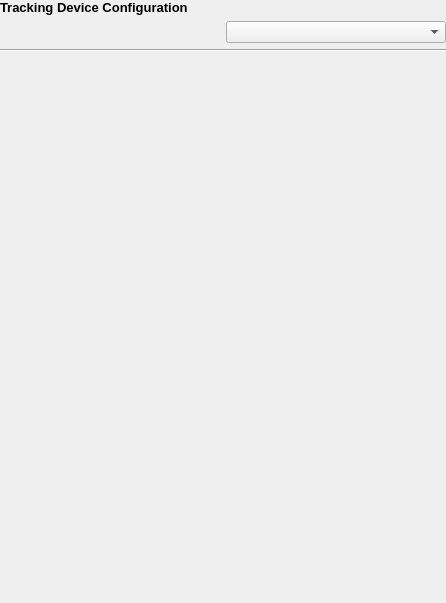
MITK/MITK, file Modules/IGTUI/Qmitk/QmitkTrackingDeviceConfigurationWidgetControls.ui: the form before one commit.
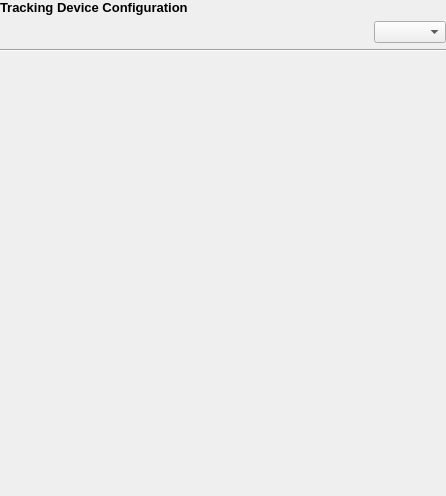
The form after the commit.

The edit to the form file:
```diff
--- a/Modules/IGTUI/Qmitk/QmitkTrackingDeviceConfigurationWidgetControls.ui
+++ b/Modules/IGTUI/Qmitk/QmitkTrackingDeviceConfigurationWidgetControls.ui
@@ -7,7 +7,7 @@
     <x>0</x>
     <y>0</y>
     <width>446</width>
-    <height>603</height>
+    <height>496</height>
    </rect>
   </property>
   <property name="sizePolicy">
@@ -22,12 +22,18 @@
   <layout class="QGridLayout" name="gridLayout">
    <item row="0" column="0">
     <widget class="QLabel" name="widget_title_label">
+     <property name="font">
+      <font>
+       <pointsize>10</pointsize>
+       <weight>75</weight>
+       <bold>true</bold>
+      </font>
+     </property>
      <property name="text">
-      <string>&lt;!DOCTYPE HTML PUBLIC &quot;-//W3C//DTD HTML 4.0//EN&quot; &quot;http://www.w3.org/TR/REC-html40/strict.dtd&quot;&gt;
-&lt;html&gt;&lt;head&gt;&lt;meta name=&quot;qrichtext&quot; content=&quot;1&quot; /&gt;&lt;style type=&quot;text/css&quot;&gt;
-p, li { white-space: pre-wrap; }
-&lt;/style&gt;&lt;/head&gt;&lt;body style=&quot; font-family:'MS Shell Dlg 2'; font-size:7.8pt; font-weight:400; font-style:normal;&quot;&gt;
-&lt;p style=&quot; margin-top:0px; margin-bottom:0px; margin-left:0px; margin-right:0px; -qt-block-indent:0; text-indent:0px;&quot;&gt;&lt;span style=&quot; font-size:10pt; font-weight:600;&quot;&gt;Tracking Device Configuration&lt;/span&gt;&lt;/p&gt;&lt;/body&gt;&lt;/html&gt;</string>
+      <string>Tracking Device Configuration</string>
+     </property>
+     <property name="alignment">
+      <set>Qt::AlignLeading|Qt::AlignLeft|Qt::AlignTop</set>
      </property>
     </widget>
    </item>
@@ -39,6 +45,12 @@
        <verstretch>0</verstretch>
       </sizepolicy>
      </property>
+     <property name="minimumSize">
+      <size>
+       <width>0</width>
+       <height>0</height>
+      </size>
+     </property>
     </widget>
    </item>
    <item row="2" column="0" colspan="2">
@@ -53,11 +65,30 @@
      <property name="enabled">
       <bool>true</bool>
      </property>
+     <property name="sizePolicy">
+      <sizepolicy hsizetype="Preferred" vsizetype="Minimum">
+       <horstretch>0</horstretch>
+       <verstretch>0</verstretch>
+      </sizepolicy>
+     </property>
      <property name="currentIndex">
       <number>-1</number>
      </property>
     </widget>
    </item>
+   <item row="1" column="0">
+    <spacer name="horizontalSpacer">
+     <property name="orientation">
+      <enum>Qt::Horizontal</enum>
+     </property>
+     <property name="sizeHint" stdset="0">
+      <size>
+       <width>40</width>
+       <height>20</height>
+      </size>
+     </property>
+    </spacer>
+   </item>
   </layout>
  </widget>
  <layoutdefault spacing="6" margin="0"/>
```
